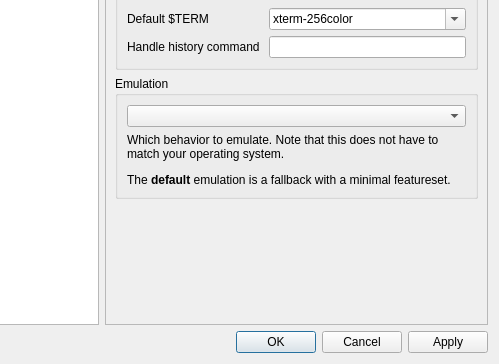
Before: the Qt Designer form src/forms/propertiesdialog.ui in lxqt/qterminal, drawn with Qt 5; both pictures show x 201 to 700 and y 336 to 700 of the 700 by 700 pixel window.
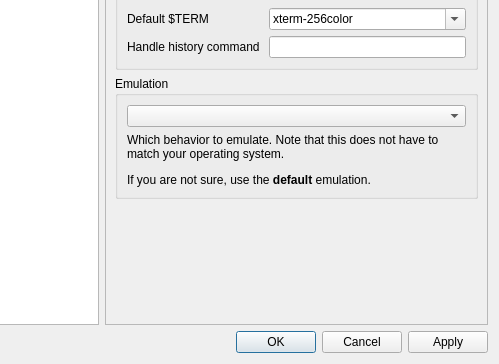
After: the same form once the commit is applied. The open tabs and pages were chosen to show the change. Icons and pictures are not drawn.

Commit message: Fix terminal emulation comment

What changed in the file:
```diff
--- a/src/forms/propertiesdialog.ui
+++ b/src/forms/propertiesdialog.ui
@@ -546,7 +546,7 @@
               <item row="1" column="0">
                <widget class="QLabel" name="label_2">
                 <property name="text">
-                 <string>&lt;html&gt;&lt;head/&gt;&lt;body&gt;&lt;p&gt;Which behavior to emulate. Note that this does not have to match your operating system.&lt;/p&gt;&lt;p&gt;The &lt;span style=&quot; font-weight:600;&quot;&gt;default&lt;/span&gt; emulation is a fallback with a minimal featureset.&lt;/p&gt;&lt;/body&gt;&lt;/html&gt;</string>
+                 <string>&lt;html&gt;&lt;head/&gt;&lt;body&gt;&lt;p&gt;Which behavior to emulate. Note that this does not have to match your operating system.&lt;/p&gt;&lt;p&gt;If you are not sure, use the &lt;span style=&quot; font-weight:600;&quot;&gt;default&lt;/span&gt; emulation.&lt;/p&gt;&lt;/body&gt;&lt;/html&gt;</string>
                 </property>
                 <property name="textFormat">
                  <enum>Qt::RichText</enum>
```
